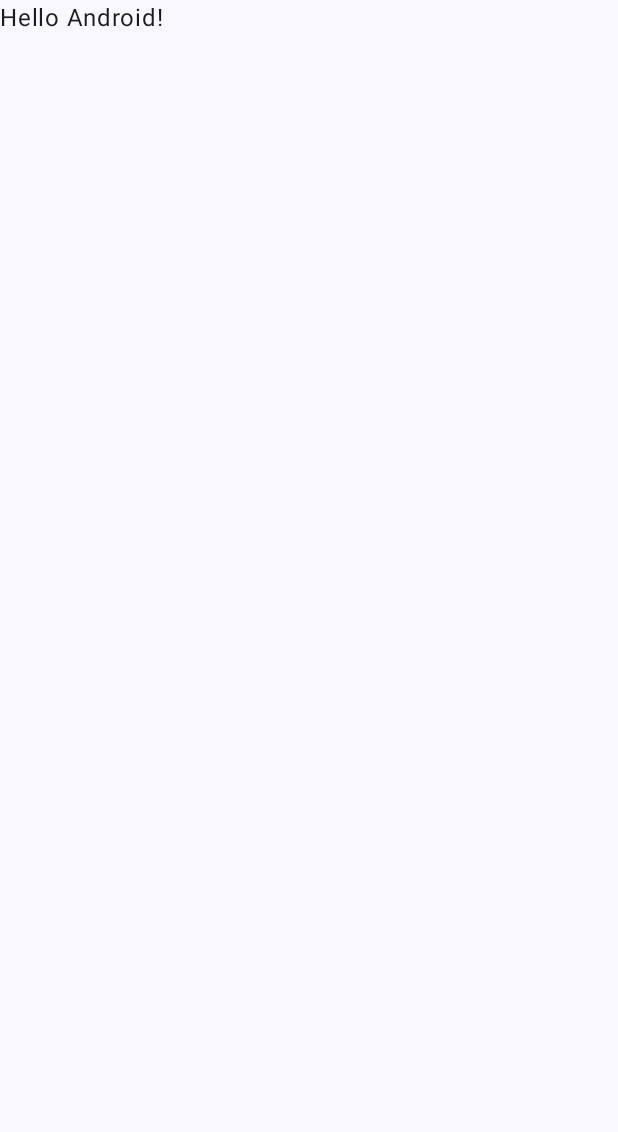
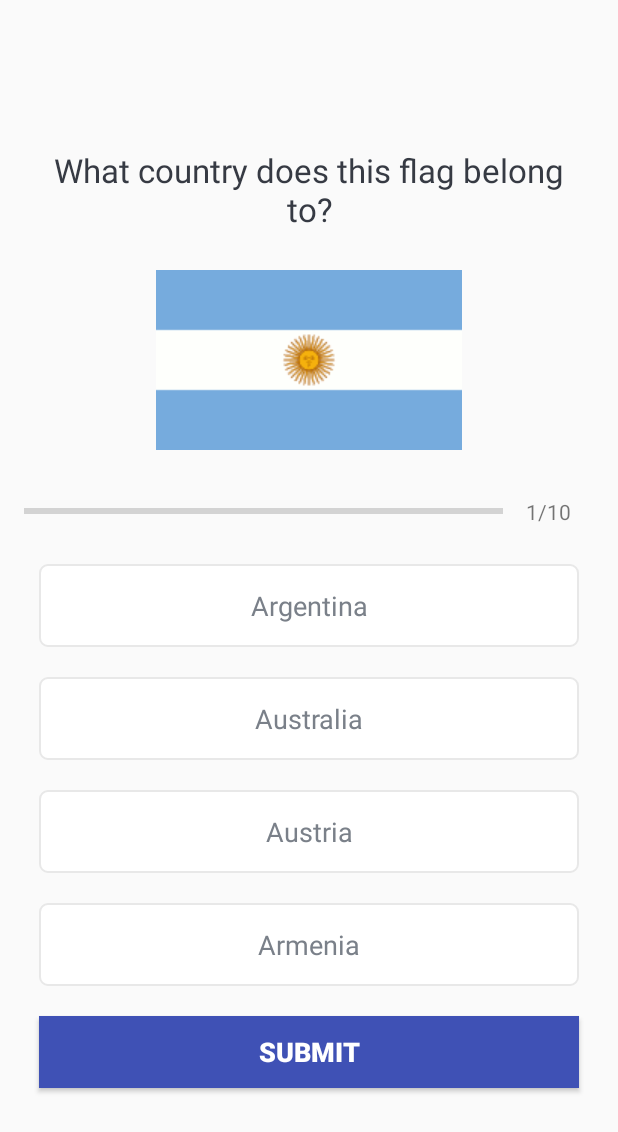
Before and after one commit to paridhimaheshwari/QuizApp, an Android app built with Jetpack Compose: the QuizQuestionsActivity screen opened directly, with no data from a screen before it, on a phone screen of 412 x 824 dp. Before the commit the part shown is almost empty. Shown: the top 1132 px of the screen. Run offline under Robolectric (Android 15) with nearby library versions, the phone set to English and light mode, and no system bars.

Commit message:
added UI of the question card, synced questions and answers

```diff
--- /dev/null
+++ b/app/src/main/java/com/example/quizapp/Constants.kt
@@ -0,0 +1,140 @@
+package com.example.quizapp
+
+object Constants{
+    fun getQuestions(): ArrayList<Question> {
+        val questionsList = ArrayList<Question>()
+        val que1 = Question(
+            1,
+            "What country does this flag belong to?",
+            R.drawable.ic_flag_of_argentina,
+            "Argentina",
+            "Australia",
+            "Austria",
+            "Armenia",
+            1
+        )
+
+        questionsList.add(que1)
+
+        val que2 = Question(
+            2,
+            "What country does this flag belong to?",
+            R.drawable.ic_flag_of_australia,
+            "Argentina",
+            "Australia",
+            "Austria",
+            "Armenia",
+            2
+        )
+
+        questionsList.add(que2)
+
+        val que3 = Question(
+            3,
+            "What country does this flag belong to?",
+            R.drawable.ic_flag_of_belgium,
+            "Argentina",
+            "Australia",
+            "Austria",
+            "Belgium",
+            4
+        )
+
+        questionsList.add(que3)
+
+        val que4 = Question(
+            4,
+            "What country does this flag belong to?",
+            R.drawable.ic_flag_of_brazil,
+            "Argentina",
+            "Australia",
+            "Brazil",
+            "Belgium",
+            3
+        )
+
+        questionsList.add(que4)
+
+        val que5 = Question(
+            5,
+            "What country does this flag belong to?",
+            R.drawable.ic_flag_of_denmark,
+            "Argentina",
+            "Denmark",
+            "Brazil",
+            "Belgium",
+            2
+        )
+
+        questionsList.add(que5)
+
+        val que6 = Question(
+            6,
+            "What country does this flag belong to?",
+            R.drawable.ic_flag_of_fiji,
+            "Argentina",
+            "Australia",
+            "Brazil",
+            "Fiji",
+            4
+        )
+
+        questionsList.add(que6)
+
+        val que7 = Question(
+            7,
+            "What country does this flag belong to?",
+            R.drawable.ic_flag_of_germany,
+            "Argentina",
+            "Australia",
+            "Germany",
+            "Belgium",
+            3
+        )
+
+        questionsList.add(que7)
+
+        val que8 = Question(
+            8,
+            "What country does this flag belong to?",
+            R.drawable.ic_flag_of_india,
+            "Argentina",
+            "India",
+            "Brazil",
+            "Belgium",
+            2
+        )
+
+        questionsList.add(que8)
+
+        val que9 = Question(
+            9,
+            "What country does this flag belong to?",
+            R.drawable.ic_flag_of_kuwait,
+            "Kuwait",
+            "Australia",
+            "Brazil",
+            "Belgium",
+            1
+        )
+
+        questionsList.add(que9)
+
+        val que10 = Question(
+            10,
+            "What country does this flag belong to?",
+            R.drawable.ic_flag_of_new_zealand,
+            "Argentina",
+            "Australia",
+            "New Zealand",
+            "Belgium",
+            3
+        )
+
+        questionsList.add(que10)
+
+
+        return questionsList
+    }
+
+}
--- a/app/src/main/java/com/example/quizapp/MainActivity.kt
+++ b/app/src/main/java/com/example/quizapp/MainActivity.kt
@@ -35,7 +35,6 @@ class MainActivity : ComponentActivity() {
                 startActivity(intent)
                 finish()
             }
-            // EN
         }
     }
 }
--- /dev/null
+++ b/app/src/main/java/com/example/quizapp/Question.kt
@@ -0,0 +1,16 @@
+package com.example.quizapp
+
+import android.media.Image
+
+data class Question (
+    val id: Int,
+    val question: String,
+    val image: Int,
+    val optionOne: String,
+    val optionTwo: String,
+    val optionThree: String,
+    val optionFour: String,
+    val correctAnswer: Int,
+
+
+    )
--- a/app/src/main/java/com/example/quizapp/QuizQuestionsActivity.kt
+++ b/app/src/main/java/com/example/quizapp/QuizQuestionsActivity.kt
@@ -1,6 +1,12 @@
 package com.example.quizapp
 
+import android.graphics.Color
+import android.graphics.Typeface
 import android.os.Bundle
+import android.util.Log
+import android.view.View
+import android.widget.ImageView
+import android.widget.TextView
 import androidx.activity.ComponentActivity
 import androidx.activity.compose.setContent
 import androidx.compose.foundation.layout.fillMaxSize
@@ -10,22 +16,118 @@ import androidx.compose.material3.Text
 import androidx.compose.runtime.Composable
 import androidx.compose.ui.Modifier
 import androidx.compose.ui.tooling.preview.Preview
+import androidx.core.content.ContextCompat
 import com.example.quizapp.ui.theme.QuizAppTheme
+import com.example.quizapp.databinding.ActivityQuizQuestionsBinding
 
-class QuizQuestionsActivity : ComponentActivity() {
+class QuizQuestionsActivity : ComponentActivity(), View.OnClickListener {
+
+    private var mCurrentPos:Int = 1
+    private var mQuestionsList:ArrayList<Question>?= null
+    private var mSelectedOptionPosition:Int = 0
+//    private var mCorrectAnswer: Int =
+
     override fun onCreate(savedInstanceState: Bundle?) {
+
         super.onCreate(savedInstanceState)
-        setContent {
-            QuizAppTheme {
-                // A surface container using the 'background' color from the theme
-                Surface(
-                    modifier = Modifier.fillMaxSize(),
-                    color = MaterialTheme.colorScheme.background
-                ) {
-                    Greeting2("Android")
-                }
+        setContentView(R.layout.activity_quiz_questions)
+//        in this version: new activity(empty) doesn't make xml file for the layout, need to create on your own
+        mQuestionsList = Constants.getQuestions()
+//        Log.i("Question_size", "${mQuestionsList.size}")
+        setQuestion()
+
+        val textView_tvo1: TextView = findViewById(R.id.tv_option_one) as TextView
+        textView_tvo1.setOnClickListener(this)
+        val textView_tvo2: TextView = findViewById(R.id.tv_option_two) as TextView
+        textView_tvo2.setOnClickListener(this)
+        val textView_tvo3: TextView = findViewById(R.id.tv_option_three) as TextView
+        textView_tvo3.setOnClickListener(this)
+        val textView_tvo4: TextView = findViewById(R.id.tv_option_four) as TextView
+        textView_tvo4.setOnClickListener(this)
+
+
+    }
+    private fun setQuestion(){
+        mCurrentPos = 1
+        val question = mQuestionsList!![mCurrentPos-1]
+        //        since id is 1, but the index of the first question would obviously be 0
+
+        defaultOptionsView()
+
+        var quiz_binding = ActivityQuizQuestionsBinding.inflate(layoutInflater)
+        quiz_binding.progressBar.progress = mCurrentPos
+
+        val textView: TextView = findViewById(R.id.tv_progress) as TextView
+        textView.text = "$mCurrentPos"+ "/" +quiz_binding.progressBar.max
+
+        //        quiz_binding.tv_progress.text = "$currentPosition"+ "/" +quiz_binding.progressBar.max
+        val textView_ques: TextView = findViewById(R.id.tv_question) as TextView
+        textView_ques.text = question!!.question
+//        quiz_binding.tv_question.text = question!!.question
+
+        val imageView_ques: ImageView = findViewById(R.id.iv_image) as ImageView
+        imageView_ques.setImageResource(question.image)
+
+        val textView_tvo1: TextView = findViewById(R.id.tv_option_one) as TextView
+        textView_tvo1.text = question.optionOne
+        val textView_tvo2: TextView = findViewById(R.id.tv_option_two) as TextView
+        textView_tvo2.text = question.optionTwo
+        val textView_tvo3: TextView = findViewById(R.id.tv_option_three) as TextView
+        textView_tvo3.text = question.optionThree
+        val textView_tvo4: TextView = findViewById(R.id.tv_option_four) as TextView
+        textView_tvo4.text = question.optionFour
+    }
+
+    private fun defaultOptionsView() {
+        val options = ArrayList<TextView>()
+        val textView_tvo1: TextView = findViewById(R.id.tv_option_one) as TextView
+        options.add(0, textView_tvo1)
+
+        val textView_tvo2: TextView = findViewById(R.id.tv_option_two) as TextView
+        options.add(1, textView_tvo2)
+
+        val textView_tvo3: TextView = findViewById(R.id.tv_option_three) as TextView
+        options.add(2, textView_tvo3)
+
+        val textView_tvo4: TextView = findViewById(R.id.tv_option_four) as TextView
+        options.add(3, textView_tvo4)
+
+        for (option in options){
+            option.setTextColor(Color.parseColor("#7A8089"))
+            option.typeface = Typeface.DEFAULT
+            option.background = ContextCompat.getDrawable(this, R.drawable.default_option_border_bg)
+
+        }
+    }
+
+    override fun onClick(v: View?) {
+        val textView_tvo1: TextView = findViewById(R.id.tv_option_one) as TextView
+        val textView_tvo2: TextView = findViewById(R.id.tv_option_two) as TextView
+        val textView_tvo3: TextView = findViewById(R.id.tv_option_three) as TextView
+        val textView_tvo4: TextView = findViewById(R.id.tv_option_four) as TextView
+        when(v?.id){
+            R.id.tv_option_one -> {
+                selectedOptionView(textView_tvo1, 1)
             }
+            R.id.tv_option_two -> {
+                selectedOptionView(textView_tvo2, 2)
+            }
+            R.id.tv_option_three -> {
+                selectedOptionView(textView_tvo3, 3)
+            }
+            R.id.tv_option_four -> {
+                selectedOptionView(textView_tvo4, 4)
+            }
+
         }
+    }
+
+    private fun selectedOptionView(tv: TextView, selectedOptionNum:Int) {
+        defaultOptionsView()
+        mSelectedOptionPosition = selectedOptionNum
+        tv.setTextColor(Color.parseColor("#363A43"))
+        tv.setTypeface(tv.typeface, Typeface.BOLD)
+        tv.background = ContextCompat.getDrawable(this, R.drawable.selected_option_border_bg)
     }
 }
 
--- /dev/null
+++ b/app/src/main/res/drawable/correct_option_border_bg.xml
@@ -0,0 +1,8 @@
+<?xml version="1.0" encoding="utf-8"?>
+<shape xmlns:android="http://schemas.android.com/apk/res/android"
+    android:shape="rectangle">
+
+    <solid android:color="@android:color/holo_green_light" />
+
+    <corners android:radius="5dp" />
+</shape>
--- /dev/null
+++ b/app/src/main/res/drawable/default_option_border_bg.xml
@@ -0,0 +1,12 @@
+<?xml version="1.0" encoding="utf-8"?>
+<shape xmlns:android="http://schemas.android.com/apk/res/android"
+    android:shape="rectangle">
+
+    <stroke
+        android:width="1dp"
+        android:color="#E8E8E8" />
+
+    <solid android:color="@android:color/white" />
+
+    <corners android:radius="5dp" />
+</shape>
--- /dev/null
+++ b/app/src/main/res/drawable/selected_option_border_bg.xml
@@ -0,0 +1,12 @@
+<?xml version="1.0" encoding="utf-8"?>
+<shape xmlns:android="http://schemas.android.com/apk/res/android"
+    android:shape="rectangle">
+
+    <stroke
+        android:width="1dp"
+        android:color="@color/colorPrimary" />
+
+    <solid android:color="@android:color/white" />
+
+    <corners android:radius="5dp" />
+</shape>
--- /dev/null
+++ b/app/src/main/res/drawable/wrong_option_border_bg.xml
@@ -0,0 +1,8 @@
+<?xml version="1.0" encoding="utf-8"?>
+<shape xmlns:android="http://schemas.android.com/apk/res/android"
+    android:shape="rectangle">
+
+    <solid android:color="@android:color/holo_red_light" />
+
+    <corners android:radius="5dp" />
+</shape>
--- /dev/null
+++ b/app/src/main/res/layout/activity_quiz_questions.xml
@@ -0,0 +1,134 @@
+<?xml version="1.0" encoding="utf-8"?>
+<ScrollView xmlns:android="http://schemas.android.com/apk/res/android"
+    xmlns:tools="http://schemas.android.com/tools"
+    android:layout_width="match_parent"
+    android:layout_height="match_parent"
+    android:fillViewport="true"
+    tools:context=".QuizQuestionsActivity">
+
+    <LinearLayout
+        android:layout_width="match_parent"
+        android:layout_height="wrap_content"
+        android:gravity="center"
+        android:orientation="vertical"
+        android:padding="16dp">
+
+        <TextView
+            android:id="@+id/tv_question"
+            android:layout_width="match_parent"
+            android:layout_height="wrap_content"
+            android:layout_margin="10dp"
+            android:gravity="center"
+            android:textColor="#363A43"
+            android:textSize="22sp"
+            tools:text="What country does this flag belong to?" />
+
+        <ImageView
+            android:id="@+id/iv_image"
+            android:layout_width="wrap_content"
+            android:layout_height="wrap_content"
+            android:layout_marginTop="16dp"
+            android:contentDescription="image"
+            tools:src="@drawable/ic_flag_of_germany" />
+
+
+<!--        this is the progress bar along with the progress as text: wrapped in linear layout-->
+        <LinearLayout
+            android:id="@+id/ll_progress_details"
+            android:layout_width="match_parent"
+            android:layout_height="wrap_content"
+            android:layout_marginTop="16dp"
+            android:gravity="center_vertical"
+            android:orientation="horizontal">
+
+            <ProgressBar
+                android:id="@+id/progressBar"
+                style="?android:attr/progressBarStyleHorizontal"
+                android:layout_width="0dp"
+                android:layout_height="wrap_content"
+                android:layout_weight="1"
+                android:indeterminate="false"
+                android:max="10"
+                android:minHeight="50dp"
+                android:progress="0" />
+
+            <TextView
+                android:id="@+id/tv_progress"
+                android:layout_width="wrap_content"
+                android:layout_height="wrap_content"
+                android:gravity="center"
+                android:padding="15dp"
+                android:textColorHint="#7A8089"
+                android:textSize="14sp"
+                tools:text="0/10" />
+        </LinearLayout>
+
+        <TextView
+            android:id="@+id/tv_option_one"
+            android:layout_width="match_parent"
+            android:layout_height="wrap_content"
+            android:layout_margin="10dp"
+            android:background="@drawable/default_option_border_bg"
+            android:gravity="center"
+            android:padding="15dp"
+            android:textColor="#7A8089"
+            android:textSize="18sp"
+            tools:text="Apple" />
+
+        <TextView
+            android:id="@+id/tv_option_two"
+            android:layout_width="match_parent"
+            android:layout_height="wrap_content"
+            android:layout_marginStart="10dp"
+            android:layout_marginTop="10dp"
+            android:layout_marginEnd="10dp"
+            android:layout_marginBottom="10dp"
+            android:background="@drawable/default_option_border_bg"
+            android:gravity="center"
+            android:padding="15dp"
+            android:textColor="#7A8089"
+            android:textSize="18sp"
+            tools:text="Google" />
+
+        <TextView
+            android:id="@+id/tv_option_three"
+            android:layout_width="match_parent"
+            android:layout_height="wrap_content"
+            android:layout_marginStart="10dp"
+            android:layout_marginTop="10dp"
+            android:layout_marginEnd="10dp"
+            android:layout_marginBottom="10dp"
+            android:background="@drawable/default_option_border_bg"
+            android:gravity="center"
+            android:padding="15dp"
+            android:textColor="#7A8089"
+            android:textSize="18sp"
+            tools:text="Android Inc." />
+
+        <TextView
+            android:id="@+id/tv_option_four"
+            android:layout_width="match_parent"
+            android:layout_height="wrap_content"
+            android:layout_marginStart="10dp"
+            android:layout_marginTop="10dp"
+            android:layout_marginEnd="10dp"
+            android:layout_marginBottom="10dp"
+            android:background="@drawable/default_option_border_bg"
+            android:gravity="center"
+            android:padding="15dp"
+            android:textColor="#7A8089"
+            android:textSize="18sp"
+            tools:text="Nokia" />
+
+        <Button
+            android:id="@+id/btn_submit"
+            android:layout_width="match_parent"
+            android:layout_height="wrap_content"
+            android:layout_margin="10dp"
+            android:background="@color/colorPrimary"
+            android:text="SUBMIT"
+            android:textColor="@android:color/white"
+            android:textSize="18sp"
+            android:textStyle="bold" />
+    </LinearLayout>
+</ScrollView>
```
Also changed, not shown: app/src/main/res/drawable/ic_flag_of_argentina.png (added), app/src/main/res/drawable/ic_flag_of_australia.png (added), app/src/main/res/drawable/ic_flag_of_belgium.png (added), app/src/main/res/drawable/ic_flag_of_brazil.png (added), app/src/main/res/drawable/ic_flag_of_denmark.png (added), app/src/main/res/drawable/ic_flag_of_fiji.png (added), app/src/main/res/drawable/ic_flag_of_germany.png (added), app/src/main/res/drawable/ic_flag_of_india.png (added), app/src/main/res/drawable/ic_flag_of_kuwait.png (added), app/src/main/res/drawable/ic_flag_of_new_zealand.png (added).
